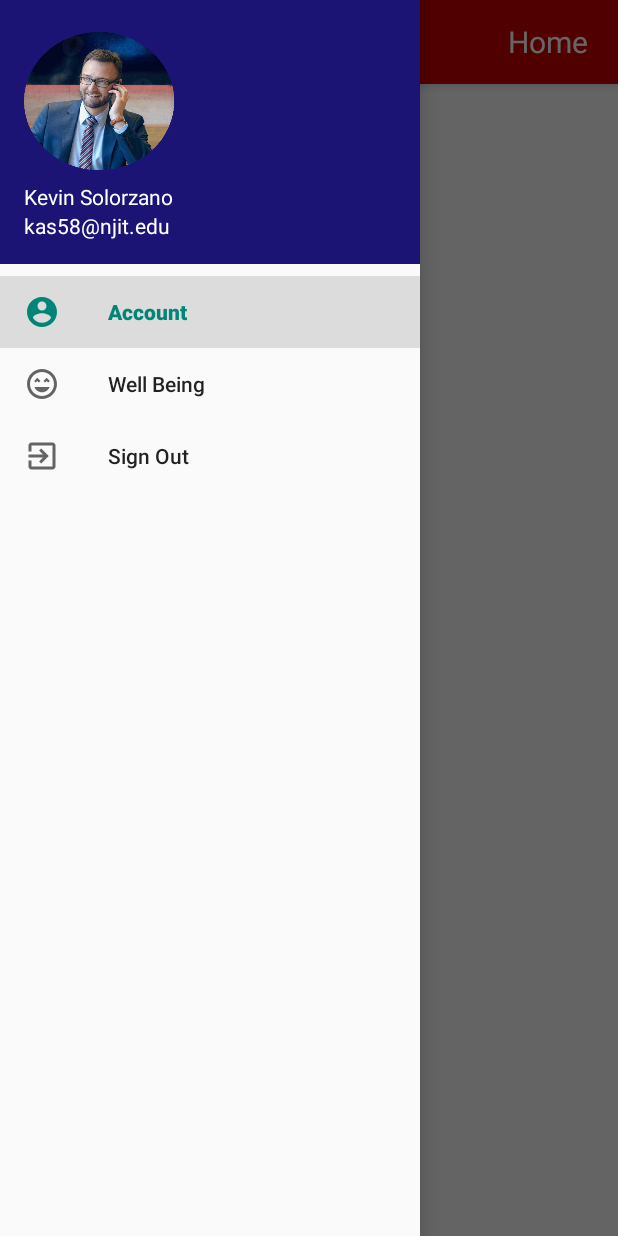
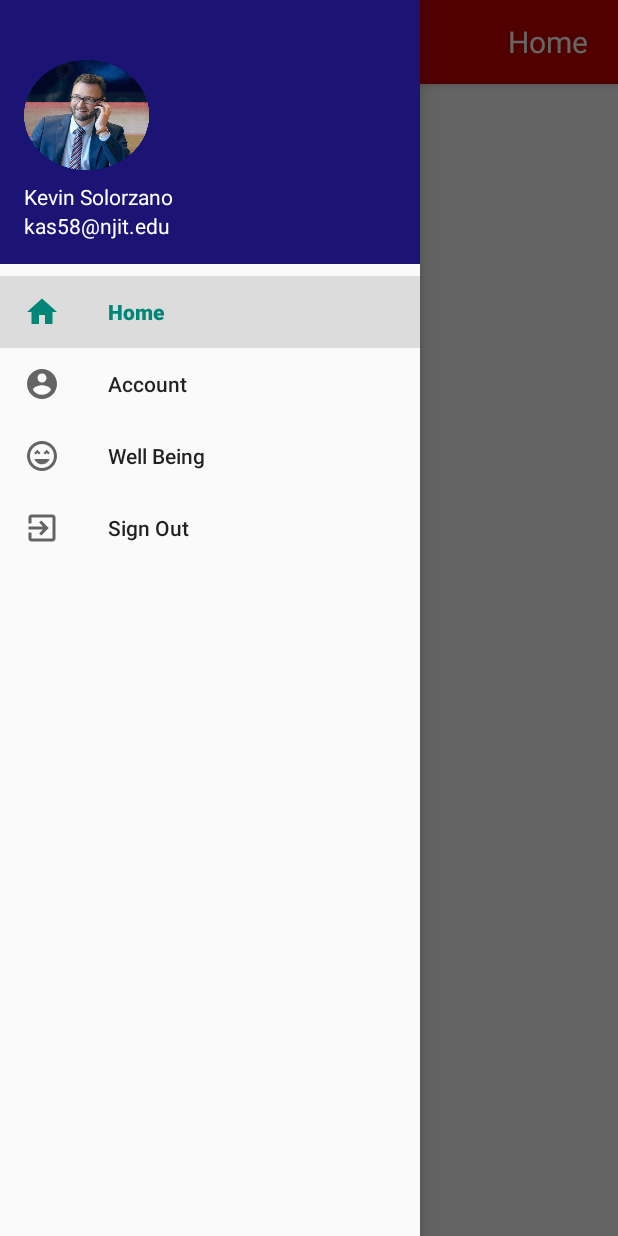
Before and after one commit to solorzke/MentorU-Connect, an Android app: the SideBar screen opened directly, with no data from a screen before it, with the side drawer open, on a phone screen of 412 x 824 dp. Run offline under Robolectric (Android 15) with nearby library versions, the phone set to English and light mode, and no system bars; our stand-ins replace Volley; 2 statements that could not run were skipped.

Commit message:
Add a home menu item to Nav bar to access Home Fragment

```diff
--- a/app/src/main/java/com/example/mentorapp/SideBar.java
+++ b/app/src/main/java/com/example/mentorapp/SideBar.java
@@ -38,7 +38,7 @@ public class SideBar extends AppCompatActivity implements NavigationView.OnNavig
 
         getSupportFragmentManager().beginTransaction().replace(R.id.fragment_container,
                 new HomeFragment()).commit();
-        navigationView.setCheckedItem(R.id.account);
+        navigationView.setCheckedItem(R.id.home_item);
 
 
     }
@@ -46,8 +46,13 @@ public class SideBar extends AppCompatActivity implements NavigationView.OnNavig
     @Override
     public boolean onNavigationItemSelected(@NonNull MenuItem menuItem) {
         switch (menuItem.getItemId()){
+            case R.id.home_item:
+                title.setText("Home");
+                getSupportFragmentManager().beginTransaction().replace(R.id.fragment_container,
+                        new HomeFragment()).commit();
+                break;
             case R.id.account:
-                title.setText("Home");
+                title.setText("Account");
                 getSupportFragmentManager().beginTransaction().replace(R.id.fragment_container,
                         new HomeFragment()).commit();
                 break;
--- /dev/null
+++ b/app/src/main/res/drawable/ic_home.xml
@@ -0,0 +1,9 @@
+<vector xmlns:android="http://schemas.android.com/apk/res/android"
+        android:width="24dp"
+        android:height="24dp"
+        android:viewportWidth="24.0"
+        android:viewportHeight="24.0">
+    <path
+        android:fillColor="#FF000000"
+        android:pathData="M10,20v-6h4v6h5v-8h3L12,3 2,12h3v8z"/>
+</vector>
--- a/app/src/main/res/layout/sidebar_header.xml
+++ b/app/src/main/res/layout/sidebar_header.xml
@@ -9,8 +9,8 @@
     android:theme="@style/ThemeOverlay.AppCompat.Dark">
 
     <ImageView
-        android:layout_width="100dp"
-        android:layout_height="92dp"
+        android:layout_width="83dp"
+        android:layout_height="73dp"
         android:background="@drawable/stockphoto" />
 
     <TextView
--- a/app/src/main/res/menu/drawer_menu.xml
+++ b/app/src/main/res/menu/drawer_menu.xml
@@ -4,6 +4,11 @@
     tools:showIn="navigation_view">
 
     <group android:checkableBehavior="single">
+
+        <item
+            android:id="@+id/home_item"
+            android:icon="@drawable/ic_home"
+            android:title="Home" />
 
         <item
             android:id="@+id/account"
```
